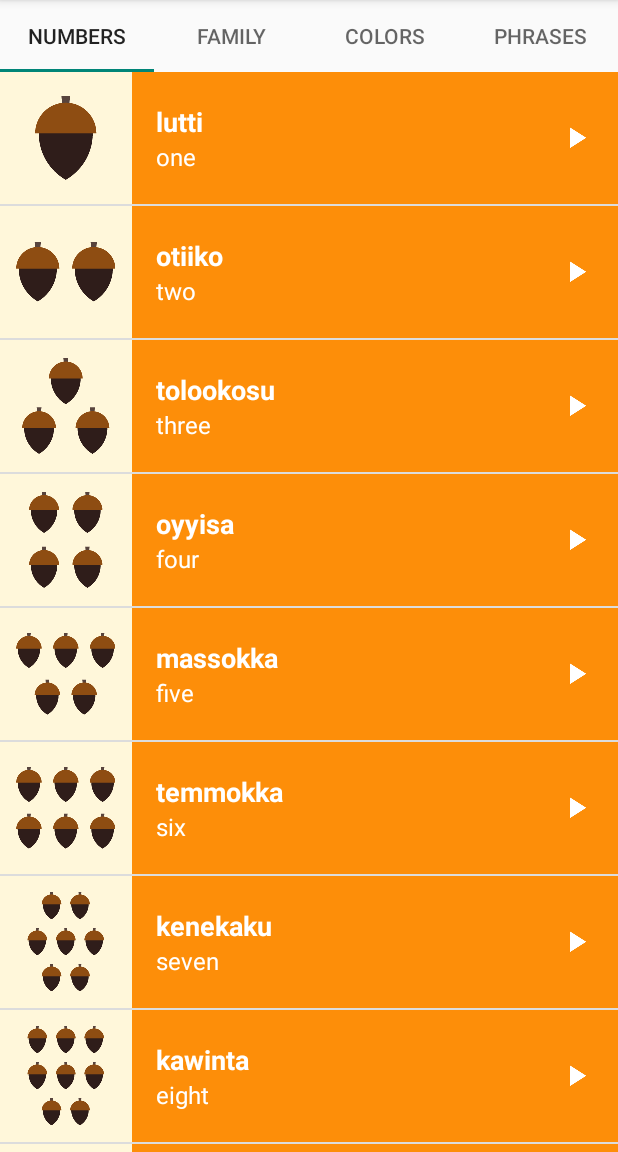
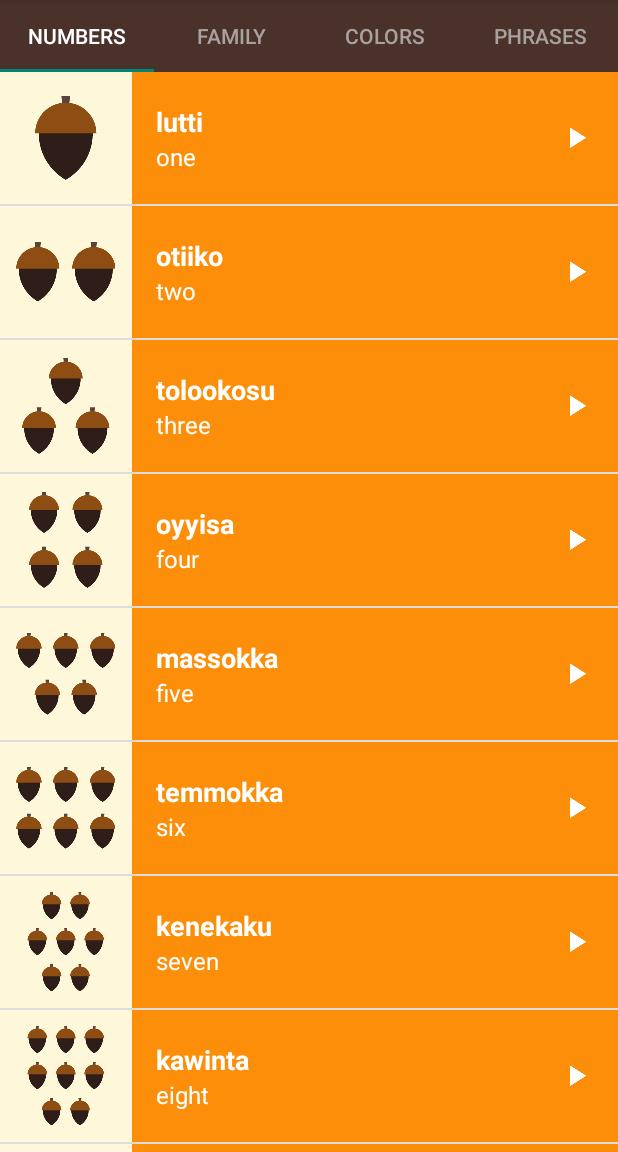
Before and after one commit to yadakshay/MiwokApp, an Android app: the screen it shows after launch (MainActivity), on a phone screen of 412 x 824 dp, the part 84-1236 px from its top. Run offline under Robolectric (Android 15) with nearby library versions, the phone set to English and light mode, and no system bars.

Commit message:
tab style changed

```diff
--- a/app/src/main/res/layout/activity_main.xml
+++ b/app/src/main/res/layout/activity_main.xml
@@ -12,12 +12,15 @@
         android:layout_width="match_parent"
         android:layout_height="wrap_content"
         app:tabMode="fixed"
-        app:tabGravity="fill"/>
+        app:tabGravity="fill"
+        style="@style/MyCustomTabLayout"
+        />
 
     <android.support.v4.view.ViewPager
         android:id="@+id/viewpager"
         android:layout_width="match_parent"
         android:layout_height="0px"
-        android:layout_weight="1"/>
+        android:layout_weight="1"
+        />
 
 </LinearLayout>
--- a/app/src/main/res/values/styles.xml
+++ b/app/src/main/res/values/styles.xml
@@ -66,4 +66,21 @@
 
     </style>
 
+    <style name="MyCustomTabLayout" parent="Widget.Design.TabLayout">
+
+        <item name="tabIndicatorColor">?attr/colorAccent</item>
+        <item name="tabIndicatorHeight">2dp</item>
+        <item name="tabPaddingStart">12dp</item>
+        <item name="tabPaddingEnd">12dp</item>
+        <item name="tabBackground">@color/primary_color</item>
+        <item name="tabTextAppearance">@style/MyCustomTabTextAppearance</item>
+        <item name="tabSelectedTextColor">@android:color/white</item>
+    </style>
+
+    <style name="MyCustomTabTextAppearance" parent="TextAppearance.Design.Tab">
+        <item name="android:textSize">14sp</item>
+        <item name="android:textColor">#A8A19E</item>
+        <item name="textAllCaps">true</item>
+    </style>
+
 </resources>
```
